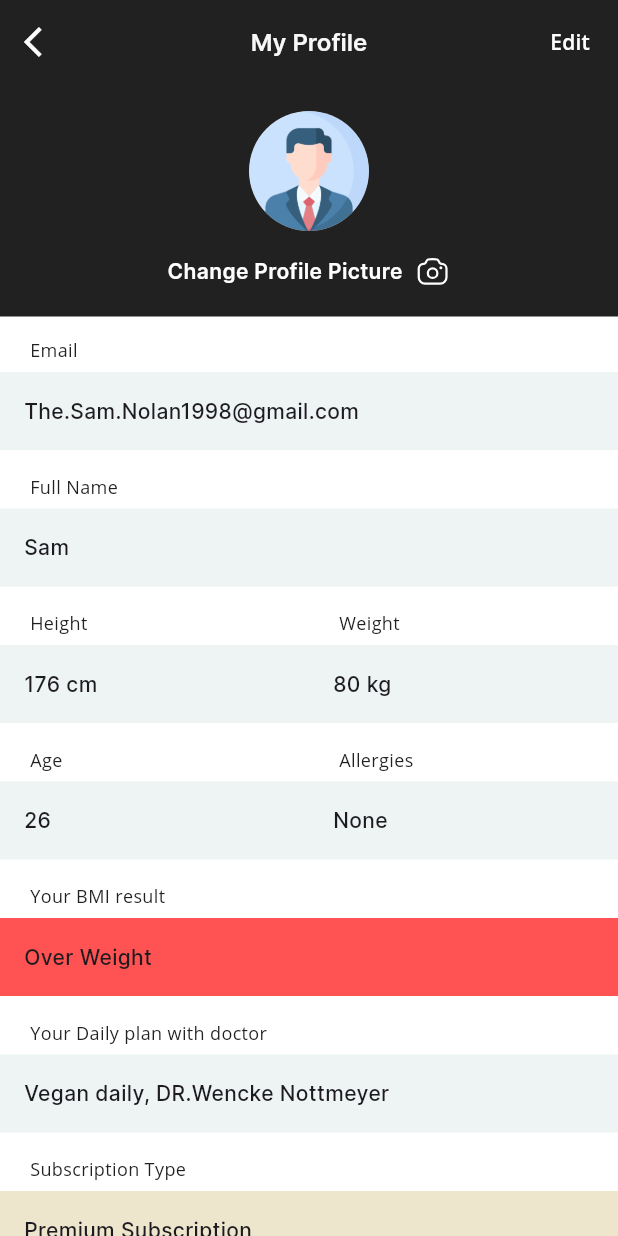
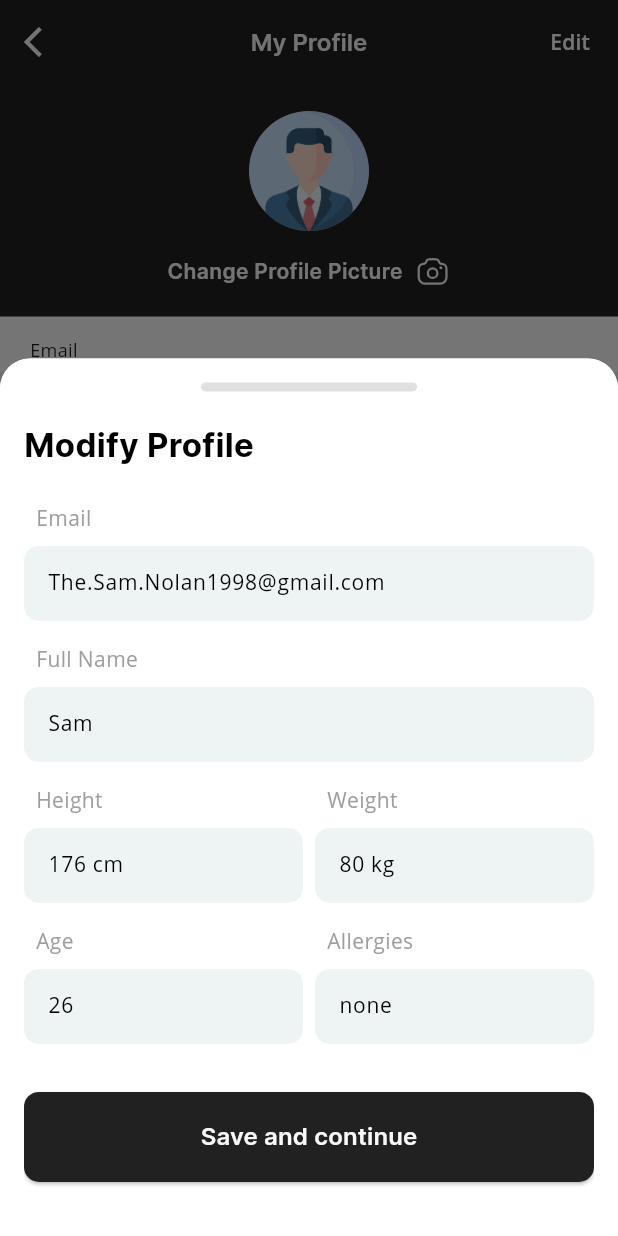
Before and after one commit to TheSam912/verise_company_task, a Flutter app: the ProfilePage screen opened directly, after a tap on "Edit", on a phone screen of 412 x 824 dp. Run offline on Flutter 3.47's test engine with Material 3 defaults, Android fonts, the phone set to English and light mode, and no system bars; our stand-ins replace flutter_rating_bar, flutter_svg.

Commit message:
important changes for profile section and ui parts

```diff
--- a/lib/views/screens/profile_page.dart
+++ b/lib/views/screens/profile_page.dart
@@ -1,8 +1,12 @@
 import 'package:flutter/material.dart';
 import 'package:flutter/services.dart';
 import 'package:flutter_svg/flutter_svg.dart';
+import 'package:project/views/screens/page_switcher.dart';
+import 'package:project/views/widgets/modals/modify_profile_modal.dart';
 import '../../views/utils/AppColor.dart';
 import '../../views/widgets/user_info_tile.dart';
+import '../widgets/custom_text_field.dart';
+import '../widgets/modals/login_modal.dart';
 
 class ProfilePage extends StatelessWidget {
   @override
@@ -26,7 +30,20 @@ class ProfilePage extends StatelessWidget {
         ),
         actions: [
           TextButton(
-            onPressed: () {},
+            onPressed: () {
+              showModalBottomSheet(
+                context: context,
+                backgroundColor: Colors.white,
+                shape: const RoundedRectangleBorder(
+                    borderRadius: BorderRadius.only(
+                        topLeft: Radius.circular(20),
+                        topRight: Radius.circular(20))),
+                isScrollControlled: true,
+                builder: (context) {
+                  return ModifyProfileModal();
+                },
+              );
+            },
             child: Text(
               'Edit',
               style: TextStyle(
@@ -114,6 +131,7 @@ class ProfilePage extends StatelessWidget {
                         value: '176 cm',
                       ),
                     ),
+                    SizedBox(width: 8),
                     Flexible(
                       flex: 5,
                       child: UserInfoTile(
@@ -134,6 +152,7 @@ class ProfilePage extends StatelessWidget {
                         value: '26',
                       ),
                     ),
+                    SizedBox(width: 8),
                     Flexible(
                       flex: 5,
                       child: UserInfoTile(
--- a/lib/views/widgets/custom_text_field.dart
+++ b/lib/views/widgets/custom_text_field.dart
@@ -7,6 +7,7 @@ class CustomTextField extends StatelessWidget {
   final String hint;
   final TextEditingController? controller;
   final bool obsecureText;
+  final bool enable;
   final EdgeInsetsGeometry? padding;
   final EdgeInsetsGeometry? margin;
 
@@ -15,6 +16,7 @@ class CustomTextField extends StatelessWidget {
     required this.hint,
     this.controller,
     this.obsecureText = false,
+    required this.enable,
     this.padding,
     this.margin,
   });
@@ -49,7 +51,9 @@ class CustomTextField extends StatelessWidget {
               obscureText: obsecureText,
               decoration: InputDecoration(
                 hintText: '$hint',
-                hintStyle: TextStyle(fontSize: 14, color: Colors.grey[400]),
+                hintStyle: TextStyle(
+                    fontSize: 14,
+                    color: enable ? Colors.black : Colors.grey[400]),
                 contentPadding: EdgeInsets.only(left: 16),
                 border: InputBorder.none,
               ),
--- a/lib/views/widgets/modals/login_modal.dart
+++ b/lib/views/widgets/modals/login_modal.dart
@@ -46,12 +46,14 @@ class LoginModal extends StatelessWidget {
                 ),
               ),
               // Form
-              CustomTextField(title: 'Email', hint: 'youremail@email.com'),
+              CustomTextField(
+                  title: 'Email', hint: 'youremail@email.com', enable: true),
               CustomTextField(
                   title: 'Password',
                   hint: '**********',
                   obsecureText: true,
-                  margin: EdgeInsets.only(top: 16)),
+                  margin: EdgeInsets.only(top: 16),
+                  enable: true),
               // Log in Button
               Container(
                 margin: EdgeInsets.only(top: 32, bottom: 6),
@@ -71,7 +73,8 @@ class LoginModal extends StatelessWidget {
                           fontFamily: 'inter')),
                   style: ElevatedButton.styleFrom(
                     shape: RoundedRectangleBorder(
-                        borderRadius: BorderRadius.circular(10)), backgroundColor: AppColor.primarySoft,
+                        borderRadius: BorderRadius.circular(10)),
+                    backgroundColor: AppColor.primarySoft,
                   ),
                 ),
               ),
--- /dev/null
+++ b/lib/views/widgets/modals/modify_profile_modal.dart
@@ -0,0 +1,136 @@
+import 'package:flutter/material.dart';
+
+import '../../screens/page_switcher.dart';
+import '../../utils/AppColor.dart';
+import '../custom_text_field.dart';
+
+class ModifyProfileModal extends StatelessWidget {
+  const ModifyProfileModal({super.key});
+
+  @override
+  Widget build(BuildContext context) {
+    return Wrap(children: [
+      Container(
+        width: MediaQuery.of(context).size.width,
+        height: MediaQuery.of(context).size.height * 71 / 100,
+        padding: EdgeInsets.only(left: 16, right: 16, bottom: 32, top: 16),
+        decoration: BoxDecoration(
+            color: Colors.white,
+            borderRadius: BorderRadius.only(
+                topLeft: Radius.circular(20), topRight: Radius.circular(20))),
+        child: ListView(
+          shrinkWrap: true,
+          padding:
+              EdgeInsets.only(bottom: MediaQuery.of(context).viewInsets.bottom),
+          physics: BouncingScrollPhysics(),
+          children: [
+            Align(
+              alignment: Alignment.center,
+              child: Container(
+                width: MediaQuery.of(context).size.width * 35 / 100,
+                margin: EdgeInsets.only(bottom: 20),
+                height: 6,
+                decoration: BoxDecoration(
+                    color: Colors.grey[300],
+                    borderRadius: BorderRadius.circular(20)),
+              ),
+            ),
+            // header
+            Container(
+              margin: EdgeInsets.only(bottom: 24),
+              child: Text(
+                'Modify Profile',
+                style: TextStyle(
+                    color: Colors.black,
+                    fontSize: 22,
+                    fontWeight: FontWeight.w700,
+                    fontFamily: 'inter'),
+              ),
+            ),
+            // Form
+            CustomTextField(
+                title: 'Email',
+                hint: 'The.Sam.Nolan1998@gmail.com',
+                enable: true),
+            CustomTextField(
+              title: 'Full Name',
+              hint: 'Sam',
+              margin: EdgeInsets.only(top: 16),
+              enable: true,
+            ),
+            Row(
+              children: [
+                Flexible(
+                  flex: 5,
+                  child: CustomTextField(
+                    title: 'Height',
+                    hint: '176 cm',
+                    margin: EdgeInsets.only(top: 16),
+                    enable: true,
+                  ),
+                ),
+                SizedBox(width: 8),
+                Flexible(
+                  flex: 5,
+                  child: CustomTextField(
+                    title: 'Weight',
+                    hint: '80 kg',
+                    margin: EdgeInsets.only(top: 16),
+                    enable: true,
+                  ),
+                )
+              ],
+            ),
+            Row(
+              children: [
+                Flexible(
+                  flex: 5,
+                  child: CustomTextField(
+                    title: 'Age',
+                    hint: '26',
+                    margin: EdgeInsets.only(top: 16),
+                    enable: true,
+                  ),
+                ),
+                SizedBox(width: 8),
+                Flexible(
+                  flex: 5,
+                  child: CustomTextField(
+                    title: 'Allergies',
+                    hint: 'none',
+                    margin: EdgeInsets.only(top: 16),
+                    enable: true,
+                  ),
+                )
+              ],
+            ),
+            // Register Button
+            Container(
+              margin: EdgeInsets.only(top: 32, bottom: 6),
+              width: MediaQuery.of(context).size.width,
+              height: 60,
+              child: ElevatedButton(
+                onPressed: () {
+                  Navigator.of(context).pop();
+                  Navigator.of(context).pushReplacement(
+                      MaterialPageRoute(builder: (context) => PageSwitcher()));
+                },
+                child: Text('Save and continue',
+                    style: TextStyle(
+                        color: AppColor.whiteSoft,
+                        fontSize: 16,
+                        fontWeight: FontWeight.w600,
+                        fontFamily: 'inter')),
+                style: ElevatedButton.styleFrom(
+                  shape: RoundedRectangleBorder(
+                      borderRadius: BorderRadius.circular(10)),
+                  backgroundColor: AppColor.primarySoft,
+                ),
+              ),
+            ),
+          ],
+        ),
+      ),
+    ]);
+  }
+}
--- a/lib/views/widgets/modals/register_modal.dart
+++ b/lib/views/widgets/modals/register_modal.dart
@@ -47,21 +47,21 @@ class RegisterModal extends StatelessWidget {
                 ),
               ),
               // Form
-              CustomTextField(title: 'Email', hint: 'youremail@email.com'),
+              CustomTextField(title: 'Email', hint: 'youremail@email.com',enable: true),
               CustomTextField(
                   title: 'Full Name',
                   hint: 'Your Full Name',
-                  margin: EdgeInsets.only(top: 16)),
+                  margin: EdgeInsets.only(top: 16),enable: true),
               CustomTextField(
                   title: 'Password',
                   hint: '**********',
                   obsecureText: true,
-                  margin: EdgeInsets.only(top: 16)),
+                  margin: EdgeInsets.only(top: 16),enable: true),
               CustomTextField(
                   title: 'Retype Password',
                   hint: '**********',
                   obsecureText: true,
-                  margin: EdgeInsets.only(top: 16)),
+                  margin: EdgeInsets.only(top: 16),enable: true),
               // Register Button
               Container(
                 margin: EdgeInsets.only(top: 32, bottom: 6),
--- a/lib/views/widgets/user_info_tile.dart
+++ b/lib/views/widgets/user_info_tile.dart
@@ -32,7 +32,9 @@ class UserInfoTile extends StatelessWidget {
             margin: EdgeInsets.only(top: 6),
             width: MediaQuery.of(context).size.width,
             padding: EdgeInsets.all(16),
-            color: valueBackground ?? AppColor.primaryExtraSoft,
+            decoration: BoxDecoration(
+              color: valueBackground ?? AppColor.primaryExtraSoft,
+            ),
             child: Text('$value',
                 style: TextStyle(
                     fontSize: 14,
```
